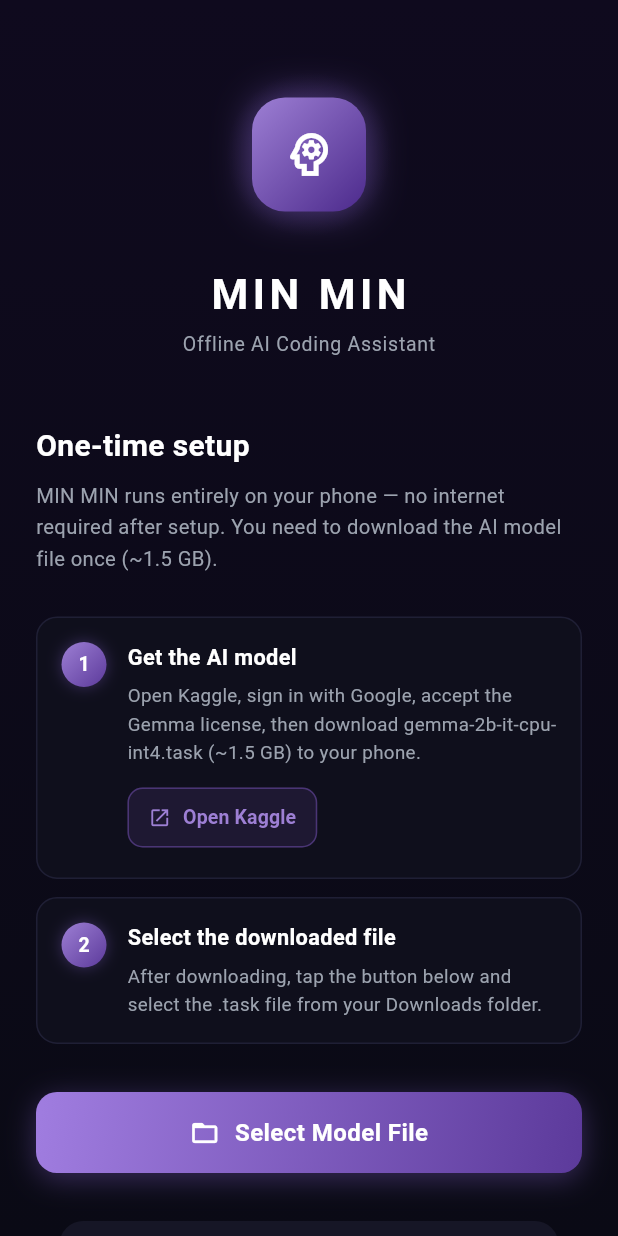
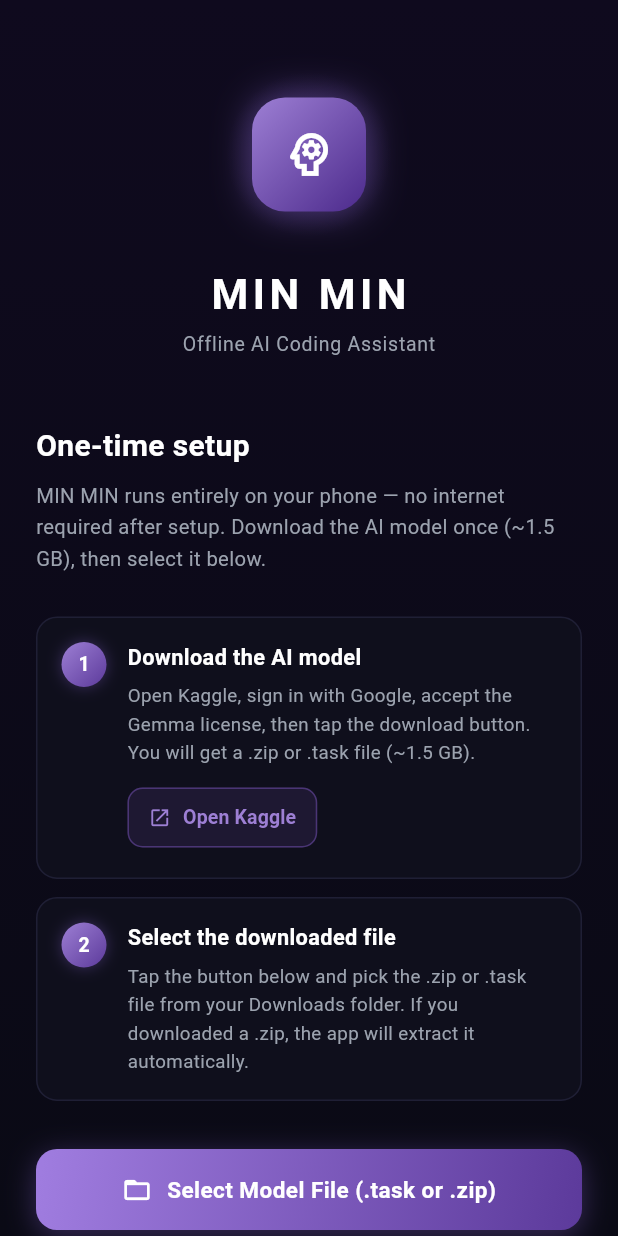
Before and after one commit to ameensyed397-ui/minmin, a Flutter app: the screen it shows after launch, on a phone screen of 412 x 824 dp. Run offline on Flutter 3.47's test engine with Material 3 defaults, Android fonts, the phone set to English and light mode, and no system bars; our stand-ins replace file_picker, flutter_highlight, shared_preferences; missing offline and left inert: flutter_gemma.

Commit message:
fix: support .zip model files and fix file picker lag on Android
- Accept .zip (Kaggle download format) in addition to .task/.bin
- Extract .task automatically from zip in a background isolate so UI stays responsive
- Convert SetupScreen to StatefulWidget with _isPicking/_isExtracting state
- Button text and icon update immediately on tap ("Opening picker…" / "Extracting…")
- Progress banner shows contextual status throughout the whole flow
- Graceful error snackbars for all failure paths
- Add archive 3.6.1 dependency for streaming zip extraction (memory-safe)
- Bump version to 2.2.0+4

Co-Authored-By: Claude Sonnet 4.6 <noreply@anthropic.com>

```diff
--- a/mobile_app/lib/setup_screen.dart
+++ b/mobile_app/lib/setup_screen.dart
@@ -1,36 +1,138 @@
+import 'dart:io';
+
+import 'package:archive/archive_io.dart';
 import 'package:file_picker/file_picker.dart';
+import 'package:flutter/foundation.dart';
 import 'package:flutter/material.dart';
+import 'package:path_provider/path_provider.dart';
 import 'package:provider/provider.dart';
 import 'package:url_launcher/url_launcher.dart';
 
 import 'ai_service.dart';
 
-class SetupScreen extends StatelessWidget {
+class SetupScreen extends StatefulWidget {
   const SetupScreen({super.key});
 
-  Future<void> _pickModel(BuildContext context) async {
+  @override
+  State<SetupScreen> createState() => _SetupScreenState();
+}
+
+class _SetupScreenState extends State<SetupScreen> {
+  bool _isPicking = false;
+  bool _isExtracting = false;
+  String _statusText = '';
+
+  Future<void> _pickModel() async {
+    setState(() {
+      _isPicking = true;
+      _isExtracting = false;
+      _statusText = 'Opening file picker…';
+    });
+
+    try {
       final result = await FilePicker.platform.pickFiles(
         type: FileType.any,
         allowMultiple: false,
-      dialogTitle: 'Select Gemma .task model file',
+        dialogTitle: 'Select Gemma model (.task, .bin, or .zip)',
       );
-    if (result == null || result.files.isEmpty) return;
+
+      if (!mounted) return;
+
+      if (result == null || result.files.isEmpty) {
+        setState(() {
+          _isPicking = false;
+          _statusText = '';
+        });
+        return;
+      }
+
       final path = result.files.single.path;
-    if (path == null) return;
-    if (!path.endsWith('.task') && !path.endsWith('.bin')) {
-      if (context.mounted) {
+      if (path == null) {
+        _showError(
+          'Could not access the file path.\n'
+          'Try moving the file to your internal Downloads folder and selecting it again.',
+        );
+        setState(() {
+          _isPicking = false;
+          _statusText = '';
+        });
+        return;
+      }
+
+      final lower = path.toLowerCase();
+
+      if (lower.endsWith('.zip')) {
+        setState(() {
+          _isPicking = false;
+          _isExtracting = true;
+          _statusText = 'Extracting .task file from zip…\nThis may take several minutes.';
+        });
+        await _handleZip(path);
+      } else if (lower.endsWith('.task') || lower.endsWith('.bin')) {
+        setState(() {
+          _isPicking = false;
+          _statusText = 'Loading model…';
+        });
+        if (mounted) await context.read<AiService>().loadModel(path);
+      } else {
+        _showError('Please select a .task, .bin, or .zip file.');
+        setState(() {
+          _isPicking = false;
+          _statusText = '';
+        });
+      }
+    } catch (e) {
+      if (mounted) {
+        _showError('File picker error: $e');
+        setState(() {
+          _isPicking = false;
+          _isExtracting = false;
+          _statusText = '';
+        });
+      }
+    } finally {
+      if (mounted) {
+        setState(() {
+          _isPicking = false;
+          _isExtracting = false;
+        });
+      }
+    }
+  }
+
+  Future<void> _handleZip(String zipPath) async {
+    try {
+      final docsDir = await getApplicationDocumentsDirectory();
+      final outPath = await compute(
+        _extractTaskFromZip,
+        {'zipPath': zipPath, 'destDir': docsDir.path},
+      );
+
+      if (!mounted) return;
+
+      if (outPath == null) {
+        _showError('No .task or .bin file found inside the zip.');
+        return;
+      }
+
+      setState(() => _statusText = 'Loading model into AI engine…');
+      await context.read<AiService>().loadModel(outPath);
+    } catch (e) {
+      if (mounted) _showError('Extraction failed: $e');
+    } finally {
+      if (mounted) setState(() => _isExtracting = false);
+    }
+  }
+
+  void _showError(String msg) {
+    if (!mounted) return;
     ScaffoldMessenger.of(context).showSnackBar(
-          const SnackBar(
-            content: Text('Please select a .task or .bin model file.'),
-            backgroundColor: Colors.red,
+      SnackBar(
+        content: Text(msg),
+        backgroundColor: Colors.red.shade800,
+        duration: const Duration(seconds: 6),
       ),
     );
-      }
-      return;
-    }
-    if (context.mounted) {
-      await context.read<AiService>().loadModel(path);
-    }
   }
 
   Future<void> _openKaggle() async {
@@ -45,7 +147,8 @@ class SetupScreen extends StatelessWidget {
   @override
   Widget build(BuildContext context) {
     final ai = context.watch<AiService>();
-    final isLoading = ai.status == ModelStatus.loading;
+    final isModelLoading = ai.status == ModelStatus.loading;
+    final isBusy = isModelLoading || _isPicking || _isExtracting;
 
     return Scaffold(
       backgroundColor: const Color(0xFF0A0A15),
@@ -69,7 +172,6 @@ class SetupScreen extends StatelessWidget {
                 Center(
                   child: Column(
                     children: [
-                      // Glowing icon
                       Stack(
                         alignment: Alignment.center,
                         children: [
@@ -147,7 +249,7 @@ class SetupScreen extends StatelessWidget {
                 const SizedBox(height: 8),
                 const Text(
                   'MIN MIN runs entirely on your phone — no internet required after setup. '
-                  'You need to download the AI model file once (~1.5 GB).',
+                  'Download the AI model once (~1.5 GB), then select it below.',
                   style: TextStyle(
                       color: Color(0xFF9CA3AF), fontSize: 13.5, height: 1.55),
                 ),
@@ -157,10 +259,10 @@ class SetupScreen extends StatelessWidget {
                 // ── Steps ─────────────────────────────────────────────────
                 _StepCard(
                   number: 1,
-                  title: 'Get the AI model',
+                  title: 'Download the AI model',
                   description:
-                      'Open Kaggle, sign in with Google, accept the Gemma '
-                      'license, then download gemma-2b-it-cpu-int4.task (~1.5 GB) to your phone.',
+                      'Open Kaggle, sign in with Google, accept the Gemma license, '
+                      'then tap the download button. You will get a .zip or .task file (~1.5 GB).',
                   action: FilledButton.icon(
                     onPressed: _openKaggle,
                     style: FilledButton.styleFrom(
@@ -187,14 +289,14 @@ class SetupScreen extends StatelessWidget {
                   number: 2,
                   title: 'Select the downloaded file',
                   description:
-                      'After downloading, tap the button below and select the '
-                      '.task file from your Downloads folder.',
+                      'Tap the button below and pick the .zip or .task file from your '
+                      'Downloads folder. If you downloaded a .zip, the app will extract it automatically.',
                   action: null,
                 ),
 
                 const SizedBox(height: 32),
 
-                // ── Error ─────────────────────────────────────────────────
+                // ── Error banner ──────────────────────────────────────────
                 if (ai.status == ModelStatus.error)
                   Container(
                     padding: const EdgeInsets.all(14),
@@ -221,8 +323,8 @@ class SetupScreen extends StatelessWidget {
                     ),
                   ),
 
-                // ── Loading ───────────────────────────────────────────────
-                if (isLoading)
+                // ── Progress banner ───────────────────────────────────────
+                if (isBusy)
                   Container(
                     padding: const EdgeInsets.all(16),
                     margin: const EdgeInsets.only(bottom: 20),
@@ -232,6 +334,7 @@ class SetupScreen extends StatelessWidget {
                       border: Border.all(color: const Color(0xFF2A2A45)),
                     ),
                     child: Column(
+                      crossAxisAlignment: CrossAxisAlignment.start,
                       children: [
                         ClipRRect(
                           borderRadius: BorderRadius.circular(4),
@@ -242,16 +345,19 @@ class SetupScreen extends StatelessWidget {
                           ),
                         ),
                         const SizedBox(height: 12),
-                        const Row(
-                          mainAxisAlignment: MainAxisAlignment.center,
+                        Row(
                           children: [
-                            Icon(Icons.memory_outlined,
+                            const Icon(Icons.memory_outlined,
                                 color: Color(0xFF7C5CBF), size: 16),
-                            SizedBox(width: 8),
-                            Text(
-                              'Loading model… this takes 10–30 seconds',
-                              style: TextStyle(
-                                  color: Color(0xFF9CA3AF), fontSize: 13),
+                            const SizedBox(width: 8),
+                            Expanded(
+                              child: Text(
+                                _statusText.isNotEmpty
+                                    ? _statusText
+                                    : 'Loading model… this takes 10–30 seconds',
+                                style: const TextStyle(
+                                    color: Color(0xFF9CA3AF), fontSize: 13, height: 1.5),
+                              ),
                             ),
                           ],
                         ),
@@ -264,16 +370,16 @@ class SetupScreen extends StatelessWidget {
                   width: double.infinity,
                   height: 54,
                   decoration: BoxDecoration(
-                    gradient: isLoading
+                    gradient: isBusy
                         ? null
                         : const LinearGradient(
                             begin: Alignment.topLeft,
                             end: Alignment.bottomRight,
                             colors: [Color(0xFFA07DE0), Color(0xFF5C3A9B)],
                           ),
-                    color: isLoading ? const Color(0xFF1A1A2E) : null,
+                    color: isBusy ? const Color(0xFF1A1A2E) : null,
                     borderRadius: BorderRadius.circular(14),
-                    boxShadow: isLoading
+                    boxShadow: isBusy
                         ? null
                         : [
                             BoxShadow(
@@ -287,26 +393,32 @@ class SetupScreen extends StatelessWidget {
                   child: Material(
                     color: Colors.transparent,
                     child: InkWell(
-                      onTap: isLoading ? null : () => _pickModel(context),
+                      onTap: isBusy ? null : _pickModel,
                       borderRadius: BorderRadius.circular(14),
                       child: Row(
                         mainAxisAlignment: MainAxisAlignment.center,
                         children: [
                           Icon(
-                            Icons.folder_open_outlined,
-                            color: isLoading
+                            _isExtracting
+                                ? Icons.archive_outlined
+                                : Icons.folder_open_outlined,
+                            color: isBusy
                                 ? const Color(0xFF9CA3AF)
                                 : Colors.white,
                             size: 20,
                           ),
                           const SizedBox(width: 10),
                           Text(
-                            'Select Model File',
+                            _isExtracting
+                                ? 'Extracting…'
+                                : _isPicking
+                                    ? 'Opening picker…'
+                                    : 'Select Model File (.task or .zip)',
                             style: TextStyle(
-                              color: isLoading
+                              color: isBusy
                                   ? const Color(0xFF9CA3AF)
                                   : Colors.white,
-                              fontSize: 16,
+                              fontSize: 15,
                               fontWeight: FontWeight.w700,
                               letterSpacing: 0.3,
                             ),
@@ -380,7 +492,6 @@ class _StepCard extends StatelessWidget {
       child: Row(
         crossAxisAlignment: CrossAxisAlignment.start,
         children: [
-          // Step number badge
           Container(
             width: 30,
             height: 30,
@@ -437,3 +548,32 @@ class _StepCard extends StatelessWidget {
     );
   }
 }
+
+// ── Top-level function — runs in a separate isolate via compute() ────────────
+// Extracts the first .task or .bin file from a zip into destDir.
+// Returns the output file path, or null if no matching file was found.
+String? _extractTaskFromZip(Map<String, String> args) {
+  final zipPath = args['zipPath']!;
+  final destDir = args['destDir']!;
+
+  final inputStream = InputFileStream(zipPath);
+  final archive = ZipDecoder().decodeBuffer(inputStream);
+
+  for (final file in archive.files) {
+    if (!file.isFile) continue;
+    final name = file.name.split('/').last;
+    if (name.endsWith('.task') || name.endsWith('.bin')) {
+      final outPath = '$destDir/$name';
+      // Re-use if already extracted (e.g. user taps again after a crash)
+      if (!File(outPath).existsSync()) {
+        final outStream = OutputFileStream(outPath);
+        file.writeContent(outStream);
+        outStream.close();
+      }
+      inputStream.close();
+      return outPath;
+    }
+  }
+  inputStream.close();
+  return null;
+}
--- a/mobile_app/pubspec.yaml
+++ b/mobile_app/pubspec.yaml
@@ -1,7 +1,7 @@
 name: minmin
 description: MIN MIN - Offline AI coding assistant. Runs fully on-device using Gemma.
 publish_to: "none"
-version: 2.0.0+2
+version: 2.2.0+4
 
 environment:
   sdk: ">=3.4.0 <4.0.0"
@@ -16,6 +16,7 @@ dependencies:
   shared_preferences: ^2.3.2
   path_provider: ^2.1.4
   url_launcher: ^6.3.0
+  archive: ^3.6.1
   flutter_highlight: ^0.7.0
   highlight: ^0.7.0
 
```
Also changed, not shown: mobile_app/pubspec.lock. Lines whose indentation alone changed are shown as unchanged.
